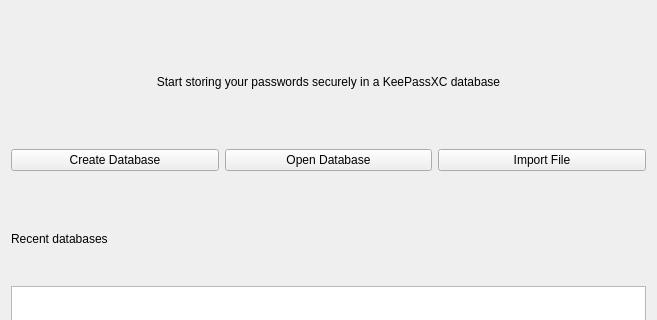
Before: the Qt Designer form src/gui/WelcomeWidget.ui in keepassxreboot/keepassxc, drawn with Qt 5; both pictures show x 0 to 657 and y 106 to 426 of the 657 by 513 pixel window.
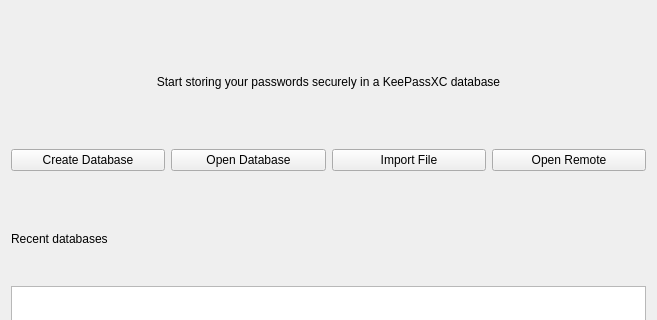
After: the same form once the commit is applied.

```diff
--- a/src/gui/WelcomeWidget.ui
+++ b/src/gui/WelcomeWidget.ui
@@ -142,6 +142,13 @@
        </property>
       </widget>
      </item>
+     <item>
+      <widget class="QPushButton" name="buttonOpenRemote">
+       <property name="text">
+        <string>Open Remote</string>
+       </property>
+      </widget>
+     </item>
     </layout>
    </item>
    <item>
```
